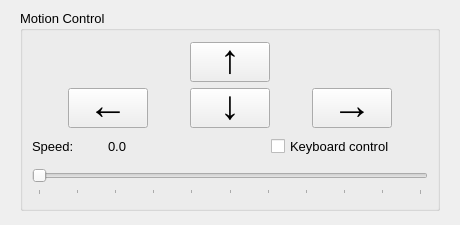
First picture: the form in slam_client/SlamClient_PC/motioncontrolwidget.ui, repository marckolak/wtController, before the edit.
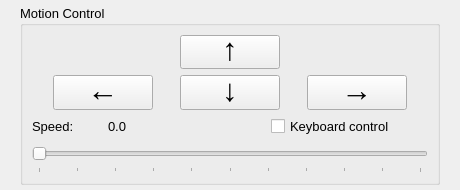
Second picture: the form after the edit.

The edit to the form file:
```diff
--- a/slam_client/SlamClient_PC/motioncontrolwidget.ui
+++ b/slam_client/SlamClient_PC/motioncontrolwidget.ui
@@ -7,7 +7,7 @@
     <x>0</x>
     <y>0</y>
     <width>460</width>
-    <height>225</height>
+    <height>190</height>
    </rect>
   </property>
   <property name="windowTitle">
@@ -17,9 +17,9 @@
    <property name="geometry">
     <rect>
      <x>20</x>
-     <y>10</y>
+     <y>5</y>
      <width>420</width>
-     <height>201</height>
+     <height>180</height>
     </rect>
    </property>
    <property name="font">
@@ -40,20 +40,20 @@
        <widget class="QPushButton" name="downButton">
         <property name="minimumSize">
          <size>
-          <width>40</width>
-          <height>40</height>
+          <width>80</width>
+          <height>20</height>
          </size>
         </property>
         <property name="maximumSize">
          <size>
-          <width>80</width>
+          <width>100</width>
           <height>40</height>
          </size>
         </property>
         <property name="font">
          <font>
           <family>Consolas</family>
-          <pointsize>30</pointsize>
+          <pointsize>23</pointsize>
           <weight>50</weight>
           <bold>false</bold>
          </font>
@@ -67,20 +67,20 @@
        <widget class="QPushButton" name="leftButton">
         <property name="minimumSize">
          <size>
-          <width>40</width>
-          <height>40</height>
+          <width>80</width>
+          <height>20</height>
          </size>
         </property>
         <property name="maximumSize">
          <size>
-          <width>80</width>
+          <width>100</width>
           <height>40</height>
          </size>
         </property>
         <property name="font">
          <font>
           <family>Consolas</family>
-          <pointsize>30</pointsize>
+          <pointsize>23</pointsize>
           <weight>50</weight>
           <bold>false</bold>
          </font>
@@ -94,20 +94,20 @@
        <widget class="QPushButton" name="upButton">
         <property name="minimumSize">
          <size>
-          <width>40</width>
-          <height>40</height>
+          <width>80</width>
+          <height>20</height>
          </size>
         </property>
         <property name="maximumSize">
          <size>
-          <width>80</width>
+          <width>100</width>
           <height>40</height>
          </size>
         </property>
         <property name="font">
          <font>
           <family>Consolas</family>
-          <pointsize>30</pointsize>
+          <pointsize>23</pointsize>
           <weight>50</weight>
           <italic>false</italic>
           <bold>false</bold>
@@ -125,20 +125,20 @@
        <widget class="QPushButton" name="rightButton">
         <property name="minimumSize">
          <size>
-          <width>40</width>
-          <height>40</height>
+          <width>80</width>
+          <height>20</height>
          </size>
         </property>
         <property name="maximumSize">
          <size>
-          <width>80</width>
+          <width>100</width>
           <height>40</height>
          </size>
         </property>
         <property name="font">
          <font>
           <family>Consolas</family>
-          <pointsize>30</pointsize>
+          <pointsize>23</pointsize>
           <weight>50</weight>
           <bold>false</bold>
          </font>
```
